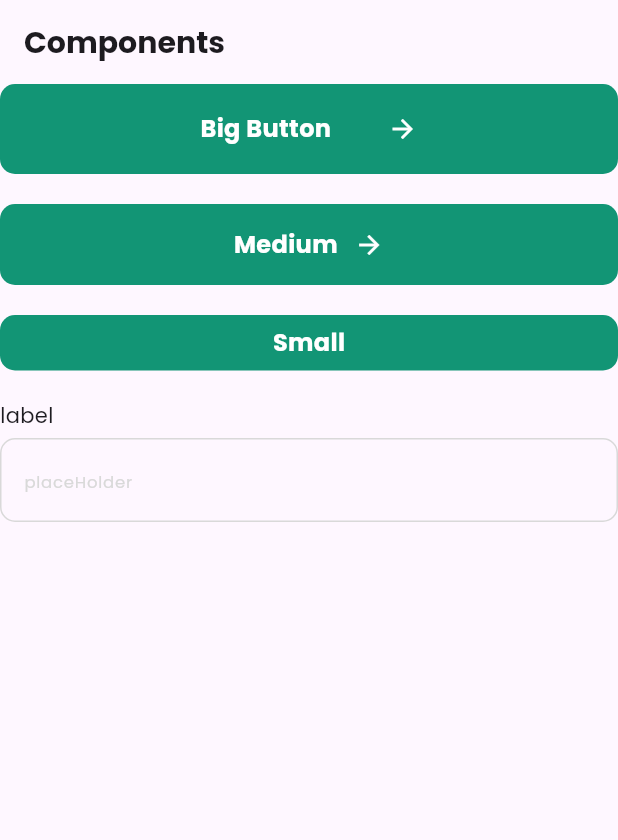
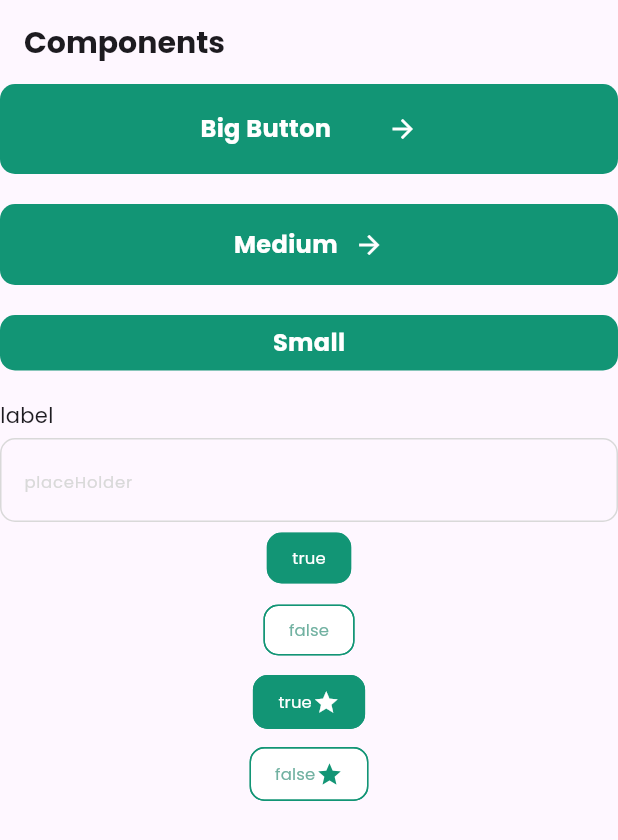
Before and after one commit to Kuneosu/study_inflearn_hq, a Flutter app: the screen it shows after launch, on a phone screen of 412 x 824 dp. Shown: the top 840 px of the screen. Run offline on Flutter 3.47's test engine with Material 3 defaults, Android fonts, the phone set to English and light mode, and no system bars; our stand-ins replace google_fonts.

Commit message:
08 - FilterButton,RatingButton

```diff
--- /dev/null
+++ b/inflearn_flutter_hq/lib/core/presentation/components/filter_button.dart
@@ -0,0 +1,33 @@
+import 'package:flutter/material.dart';
+import 'package:inflearn_flutter_hq/ui/color_styles.dart';
+import 'package:inflearn_flutter_hq/ui/text_styles.dart';
+
+class FilterButton extends StatelessWidget {
+  final String text;
+  final bool isSelected;
+
+  const FilterButton(
+    this.text, {
+    super.key,
+    this.isSelected = false,
+  });
+
+  @override
+  Widget build(BuildContext context) {
+    return Chip(
+      backgroundColor: isSelected ? ColorStyles.primary100 : ColorStyles.white,
+      shape: RoundedRectangleBorder(
+        borderRadius: BorderRadius.circular(10),
+      ),
+      side: const BorderSide(
+        color: ColorStyles.primary100,
+      ),
+      label: Text(
+        text,
+        style: TextStyles.smallerTextRegular.copyWith(
+          color: isSelected ? ColorStyles.white : ColorStyles.primary80,
+        ),
+      ),
+    );
+  }
+}
--- /dev/null
+++ b/inflearn_flutter_hq/lib/core/presentation/components/rating_button.dart
@@ -0,0 +1,46 @@
+import 'package:flutter/material.dart';
+import 'package:inflearn_flutter_hq/ui/color_styles.dart';
+import 'package:inflearn_flutter_hq/ui/text_styles.dart';
+
+class RatingButton extends StatelessWidget {
+  final String text;
+  final bool isSelected;
+
+  const RatingButton(
+    this.text, {
+    super.key,
+    this.isSelected = false,
+  });
+
+  @override
+  Widget build(BuildContext context) {
+    return Chip(
+      backgroundColor: isSelected ? ColorStyles.primary100 : ColorStyles.white,
+      shape: RoundedRectangleBorder(
+        borderRadius: BorderRadius.circular(10),
+      ),
+      side: const BorderSide(
+        color: ColorStyles.primary100,
+      ),
+      label: Row(
+        mainAxisSize: MainAxisSize.min,
+        children: [
+          Text(
+            text,
+            style: TextStyles.smallerTextRegular.copyWith(
+              color: isSelected ? ColorStyles.white : ColorStyles.primary80,
+            ),
+          ),
+          SizedBox(
+            width: 0.5,
+          ),
+          Icon(
+            Icons.star,
+            size: 18,
+            color: isSelected ? ColorStyles.white : ColorStyles.primary100,
+          )
+        ],
+      ),
+    );
+  }
+}
--- a/inflearn_flutter_hq/lib/main.dart
+++ b/inflearn_flutter_hq/lib/main.dart
@@ -1,7 +1,9 @@
 import 'package:flutter/material.dart';
 import 'package:inflearn_flutter_hq/core/presentation/components/big_button.dart';
+import 'package:inflearn_flutter_hq/core/presentation/components/filter_button.dart';
 import 'package:inflearn_flutter_hq/core/presentation/components/input_field.dart';
 import 'package:inflearn_flutter_hq/core/presentation/components/medium_button.dart';
+import 'package:inflearn_flutter_hq/core/presentation/components/rating_button.dart';
 import 'package:inflearn_flutter_hq/core/presentation/components/small_button.dart';
 import 'package:inflearn_flutter_hq/ui/text_styles.dart';
 
@@ -62,6 +64,10 @@ class App extends StatelessWidget {
           ),
           SizedBox(height: 20,),
           InputField(label: 'label', placeHolder: 'placeHolder'),
+          FilterButton('true',isSelected: true,),
+          FilterButton('false',isSelected: false,),
+          RatingButton('true',isSelected: true,),
+          RatingButton('false',isSelected: false,),
         ],
       ),
     );
```
